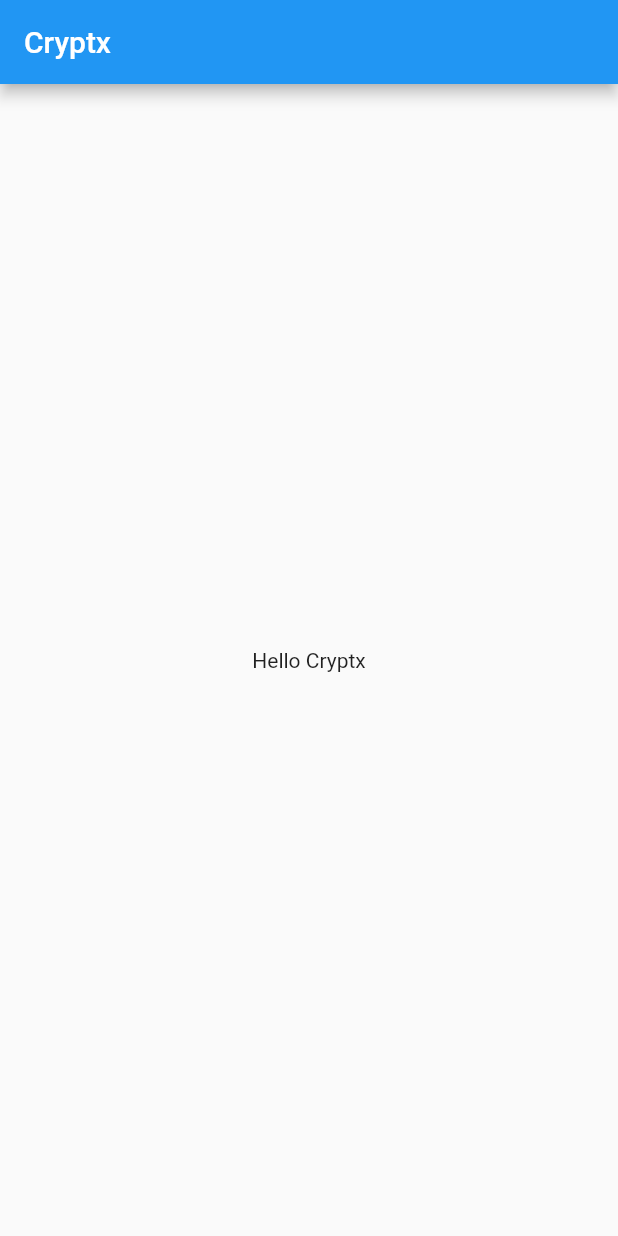
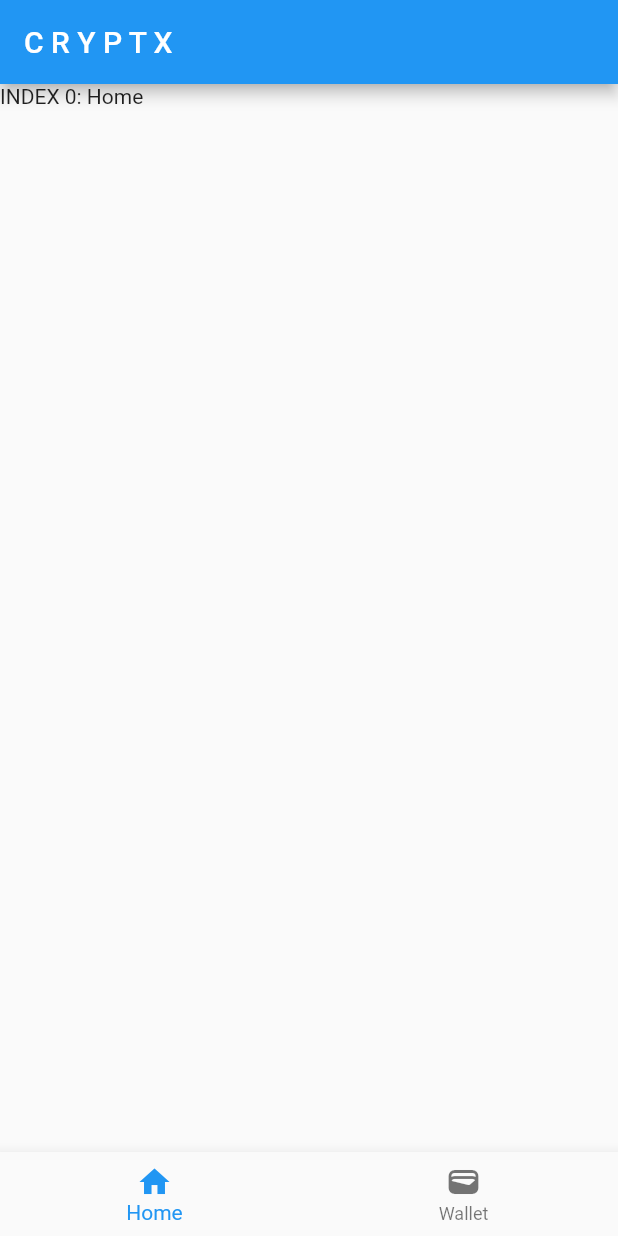
Before and after one commit to Arjein/Cryptx, a Flutter app: the screen it shows after launch, on a phone screen of 412 x 824 dp. Run offline on Flutter 3.47's test engine with Material 2 defaults, Android fonts, the phone set to English and light mode, and no system bars; our stand-ins replace google_fonts.

Commit message:
Wallet Added

```diff
--- /dev/null
+++ b/cryptx/lib/Pages/Home/home_page.dart
@@ -0,0 +1,48 @@
+import 'package:cryptx/Pages/Wallet/app_wallet.dart';
+import 'package:flutter/material.dart';
+
+class HomePage extends StatefulWidget {
+  const HomePage({
+    Key? key,
+  }) : super(key: key);
+
+  @override
+  State<HomePage> createState() => _HomePageState();
+}
+
+class _HomePageState extends State<HomePage> {
+  int _index = 0;
+
+  static const List<Widget> _pages = <Widget>[
+    Text("INDEX 0: Home"),
+    AppWallet(),
+  ];
+
+  @override
+  Widget build(BuildContext context) {
+    return Scaffold(
+      appBar: AppBar(title: const Text("C R Y P T X")),
+      body: Center(
+        child: IndexedStack(
+          index: _index,
+          children: _pages,
+        ),
+      ),
+      bottomNavigationBar: BottomNavigationBar(
+        items: const <BottomNavigationBarItem>[
+          BottomNavigationBarItem(
+            icon: Icon(Icons.home),
+            label: "Home",
+          ),
+          BottomNavigationBarItem(icon: Icon(Icons.wallet), label: "Wallet")
+        ],
+        currentIndex: _index,
+        onTap: (value) {
+          setState(() {
+            _index = value;
+          });
+        },
+      ),
+    );
+  }
+}
--- /dev/null
+++ b/cryptx/lib/Themes/dark_theme.dart
@@ -0,0 +1,12 @@
+import 'package:cryptx/Colors/app_colors.dart';
+import 'package:flutter/material.dart';
+import 'package:google_fonts/google_fonts.dart';
+
+ThemeData appDarkTheme = ThemeData(
+    brightness: Brightness.dark,
+    scaffoldBackgroundColor: AppColors.obsidian,
+    fontFamily: GoogleFonts.comfortaa().fontFamily,
+    appBarTheme: const AppBarTheme(
+      backgroundColor: Colors.transparent,
+      elevation: 0,
+    ));
--- a/cryptx/lib/main.dart
+++ b/cryptx/lib/main.dart
@@ -1,4 +1,7 @@
 import 'package:flutter/material.dart';
+
+import 'Pages/Home/home_page.dart';
+import 'Themes/dark_theme.dart';
 
 void main() {
   runApp(const MyApp());
@@ -10,26 +13,10 @@ class MyApp extends StatelessWidget {
   @override
   Widget build(BuildContext context) {
     return MaterialApp(
+      debugShowCheckedModeBanner: false,
       title: 'Cryptx',
-      home: HomePage(),
+      darkTheme: appDarkTheme,
+      home: const HomePage(),
     );
   }
 }
-
-class HomePage extends StatelessWidget {
-  const HomePage({
-    Key? key,
-  }) : super(key: key);
-
-  @override
-  Widget build(BuildContext context) {
-    return Scaffold(
-      appBar: AppBar(
-        title: const Text('Cryptx'),
-      ),
-      body: const Center(
-        child: Text('Hello Cryptx'),
-      ),
-    );
-  }
-}
--- a/cryptx/pubspec.yaml
+++ b/cryptx/pubspec.yaml
@@ -36,6 +36,10 @@ dependencies:
   # The following adds the Cupertino Icons font to your application.
   # Use with the CupertinoIcons class for iOS style icons.
   cupertino_icons: ^1.0.2
+  http: ^0.13.5
+  convert: ^3.1.1
+  google_fonts: ^3.0.1
+  lint: ^1.10.0
 
 dev_dependencies:
   flutter_test:
```
Also changed, not shown: cryptx/lib/Colors/app_colors.dart (added, +9 -0 lines), cryptx/lib/Entry_Widgets/entry_text_form_field.dart (added, +41 -0 lines), cryptx/lib/Entry_Widgets/entry_text_form_validator.dart (added, +53 -0 lines), cryptx/lib/Pages/Login/login_page.dart (added, +30 -0 lines), cryptx/lib/Pages/Wallet/app_wallet.dart (added, +108 -0 lines), cryptx/lib/Pages/Register/register_page.dart (added), cryptx/pubspec.lock, 10 other files.
